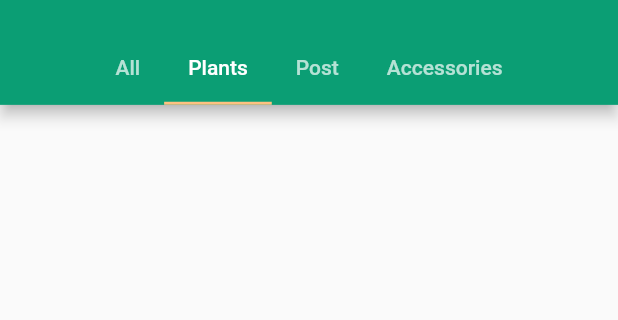
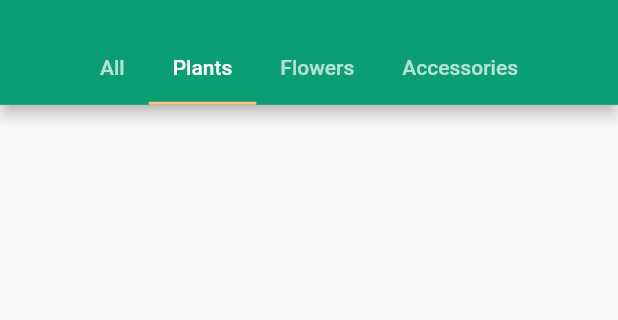
Before and after one commit to MOstafaZaRiaa/home_plant, a Flutter app: the screen it shows once a user with an empty profile is signed in, tab 2 chosen, on a phone screen of 412 x 824 dp, the part 62-382 px from its top. Run offline on Flutter 3.47's test engine with Material 2 defaults, Android fonts, the phone set to English and light mode, and no system bars; our stand-ins replace cloud_firestore, firebase_auth, firebase_core, firebase_storage, image_picker, shared_preferences; missing offline and left inert: feature_discovery, ff_navigation_bar; accounts and stored records are empty; network calls fail.

Commit message:
Update home_page.dart

```diff
--- a/lib/screens/home_page.dart
+++ b/lib/screens/home_page.dart
@@ -46,7 +46,7 @@ class _HomePageState extends State<HomePage> with TickerProviderStateMixin {
       text: 'Plants',
     ),
     Tab(
-      text: 'Post',
+      text: 'Flowers',
     ),
     Tab(
       text: 'Accessories',
@@ -117,81 +117,3 @@ class _HomePageState extends State<HomePage> with TickerProviderStateMixin {
     );
   }
 }
-
-// class CartWidget extends StatelessWidget {
-//   const CartWidget({
-//     Key key,
-//   }) : super(key: key);
-//
-//   @override
-//   Widget build(BuildContext context) {
-//     return DescribedFeatureOverlay(
-//       featureId: 'cart',
-//       targetColor: Theme.of(context).accentTextTheme.headline1.color,
-//       textColor: Theme.of(context).accentTextTheme.headline1.color,
-//       backgroundColor: Theme.of(context).primaryColor,
-//       contentLocation: ContentLocation.trivial,
-//       overflowMode: OverflowMode.clipContent,
-//       enablePulsingAnimation: true,
-//       barrierDismissible: false,
-//       pulseDuration: Duration(seconds: 1),
-//       openDuration: Duration(seconds: 1),
-//       title: Text(
-//         'This button is',
-//         style: TextStyle(
-//           fontSize: 20,
-//         ),
-//       ),
-//       description: Text(
-//         'Here you can fiend more details',
-//       ),
-//       tapTarget: Icon(
-//         Icons.shopping_cart_outlined,
-//         size: 24,
-//       ),
-//       child: Stack(
-//         children: [
-//           IconButton(
-//             icon: Icon(
-//               Icons.shopping_cart_outlined,
-//               size: 24,
-//             ),
-//             onPressed: () {
-//               Navigator.push(
-//                 context,
-//                 MaterialPageRoute(
-//                   builder: (context) => CartScreen(),
-//                 ),
-//               );
-//             },
-//           ),
-//           Positioned(
-//             right: 8,
-//             top: 8,
-//             child: Container(
-//               padding: EdgeInsets.all(2.0),
-//               // color: Theme.of(context).accentColor,
-//               decoration: BoxDecoration(
-//                 borderRadius: BorderRadius.circular(10.0),
-//                 color: Theme.of(context).accentColor,
-//               ),
-//               constraints: BoxConstraints(
-//                 minWidth: 16,
-//                 minHeight: 16,
-//               ),
-//               child: Text(
-//                 //TODO:put numbers of products variable
-//                 '0',
-//                 textAlign: TextAlign.center,
-//                 style: TextStyle(
-//                   color: Theme.of(context).primaryColor,
-//                   fontSize: 10,
-//                 ),
-//               ),
-//             ),
-//           ),
-//         ],
-//       ),
-//     );
-//   }
-// }
```
